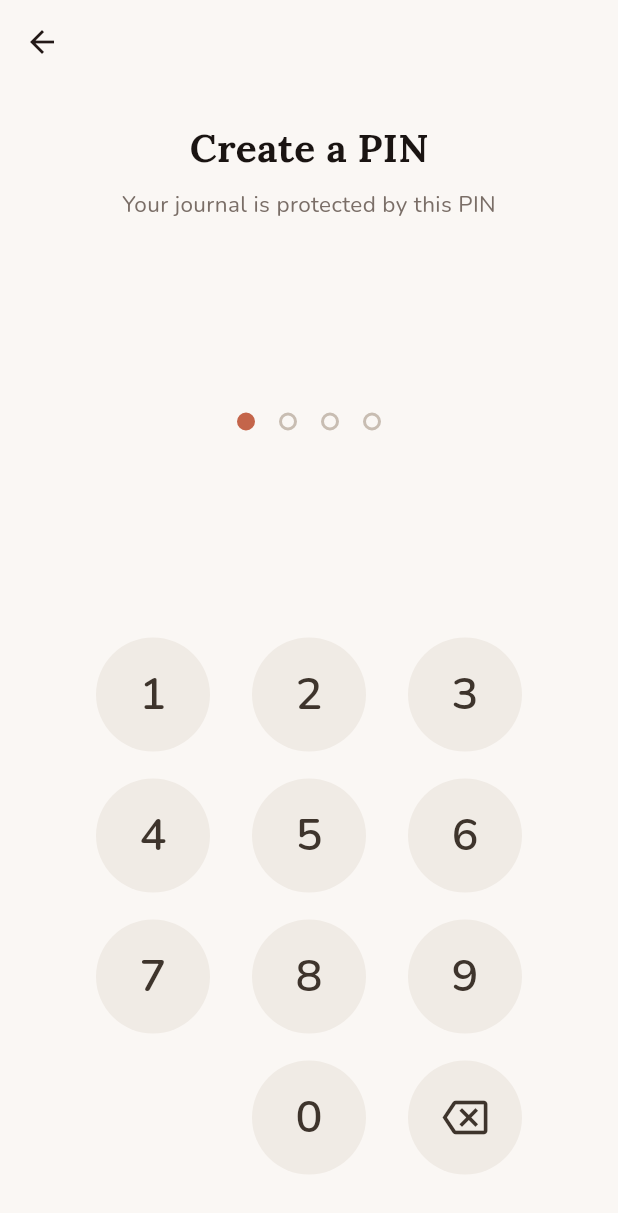
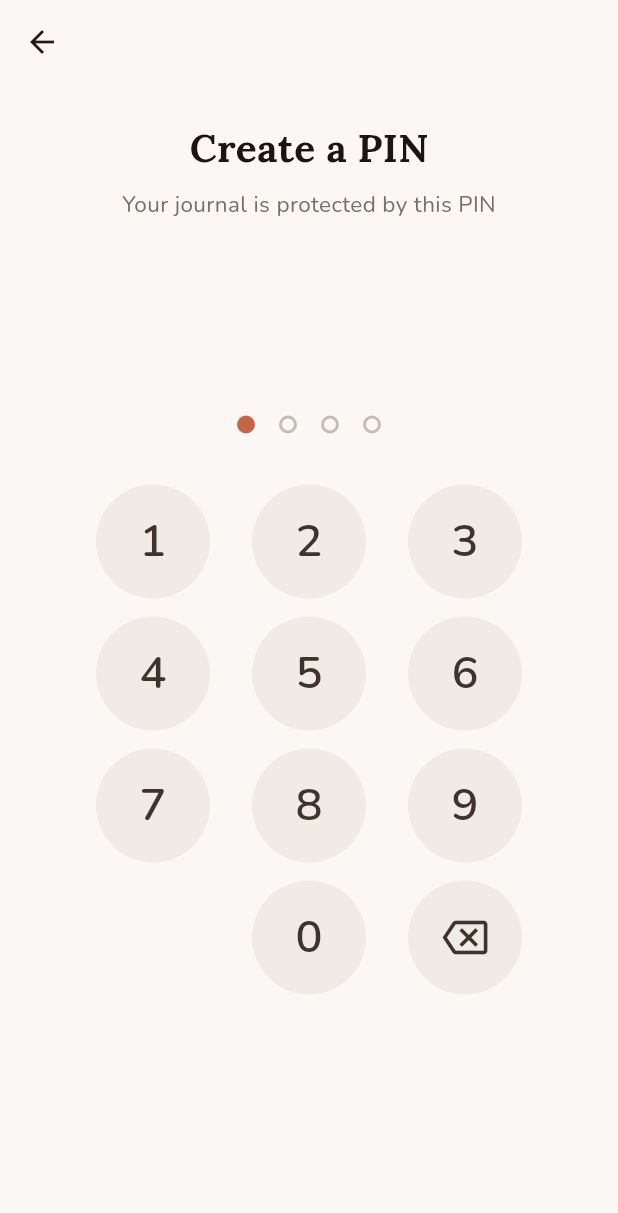
Before and after one commit to BankoleOcean29/your_days, a Flutter app: the PasscodeSetupScreen screen opened directly with empty values, after a tap on an icon or button, on a phone screen of 412 x 824 dp. Shown: the top 1213 px of the screen. Run offline on Flutter 3.47's test engine with Material 3 defaults, Android fonts, the phone set to English and light mode, and no system bars; our stand-ins replace firebase_analytics, firebase_core, flutter_native_splash, google_fonts, share_plus, shared_preferences and 2 more; missing offline and left inert: encrypt; accounts and stored records are empty.

Commit message:
Date of birth fix. Journal storage fix.

```diff
--- a/lib/screens/journal/journal_editor_screen.dart
+++ b/lib/screens/journal/journal_editor_screen.dart
@@ -107,11 +107,14 @@ class _JournalEditorScreenState extends State<JournalEditorScreen> {
       }
     } catch (_) {
       if (mounted) {
+        final isSessionExpired = PasscodeService.instance.sessionPin == null;
         ScaffoldMessenger.of(context).showSnackBar(
           SnackBar(
             backgroundColor: snackBg,
             content: Text(
-              'Could not save. Device storage may be full.',
+              isSessionExpired
+                  ? 'Session expired. Please re-authenticate.'
+                  : 'Could not save. Please try again.',
               style: GoogleFonts.nunito(color: snackText),
             ),
             behavior: SnackBarBehavior.floating,
@@ -119,6 +122,7 @@ class _JournalEditorScreenState extends State<JournalEditorScreen> {
                 borderRadius: BorderRadius.circular(8)),
           ),
         );
+        if (isSessionExpired) Navigator.of(context).pop(false);
       }
     } finally {
       if (mounted) setState(() => _saving = false);
--- a/lib/screens/journal/passcode_setup_screen.dart
+++ b/lib/screens/journal/passcode_setup_screen.dart
@@ -153,8 +153,10 @@ class _PasscodeSetupScreenState extends State<PasscodeSetupScreen>
               style: GoogleFonts.nunito(fontSize: 15, color: neutral600),
             ),
 
-            const Spacer(),
-
+            Expanded(
+              child: Column(
+                mainAxisAlignment: MainAxisAlignment.center,
+                children: [
                   PinDots(
                     filled: _pin.length,
                     hasError: _hasError,
@@ -172,14 +174,17 @@ class _PasscodeSetupScreenState extends State<PasscodeSetupScreen>
                     ),
                   ],
 
-            const Spacer(),
+                  const SizedBox(height: 28),
 
                   PinKeypad(
                     onDigit: _onDigit,
                     onDelete: _onDelete,
                   ),
+                ],
+              ),
+            ),
 
-            const SizedBox(height: 32),
+            const SizedBox(height: 24),
           ],
         ),
       ),
--- a/lib/screens/onboarding/birthdate_screen.dart
+++ b/lib/screens/onboarding/birthdate_screen.dart
@@ -45,6 +45,7 @@ class _BirthdateScreenState extends State<BirthdateScreen> {
       firstDate: DateTime(1900),
       lastDate: DateTime(now.year - 5, now.month, now.day),
       helpText: 'Select your birthdate',
+      initialDatePickerMode: DatePickerMode.year,
       builder: (context, child) => Theme(
         data: Theme.of(context),
         child: child!,
--- a/lib/screens/settings/settings_screen.dart
+++ b/lib/screens/settings/settings_screen.dart
@@ -221,6 +221,7 @@ class _SettingsScreenState extends State<SettingsScreen> {
       firstDate: DateTime(1900),
       lastDate: DateTime.now().subtract(const Duration(days: 365 * 5)),
       helpText: 'SELECT YOUR BIRTHDAY',
+      initialDatePickerMode: DatePickerMode.year,
     );
     if (picked != null) {
       PreferencesService.instance.userBirthdate =
--- a/lib/widgets/inputs/pin_input.dart
+++ b/lib/widgets/inputs/pin_input.dart
@@ -107,7 +107,7 @@ class PinKeypad extends StatelessWidget {
   Widget _row(
       BuildContext context, List<String> keys, double keySize, double fontSize) {
     return Padding(
-      padding: const EdgeInsets.symmetric(vertical: 9),
+      padding: const EdgeInsets.symmetric(vertical: 6),
       child: Row(
         mainAxisAlignment: MainAxisAlignment.center,
         children: keys
--- a/pubspec.yaml
+++ b/pubspec.yaml
@@ -12,7 +12,7 @@ dependencies:
     sdk: flutter
 
   cupertino_icons: ^1.0.8
-  google_fonts: ^6.3.0
+  google_fonts: ^8.0.0
   flutter_svg: ^2.2.3
   flutter_native_splash: ^2.4.7
 
```
Also changed, not shown: lib/screens/journal/passcode_entry_screen.dart (+8 -3 lines), lib/services/database_service.dart (+10 -2 lines), 1 other file. Lines whose indentation alone changed are shown as unchanged.
